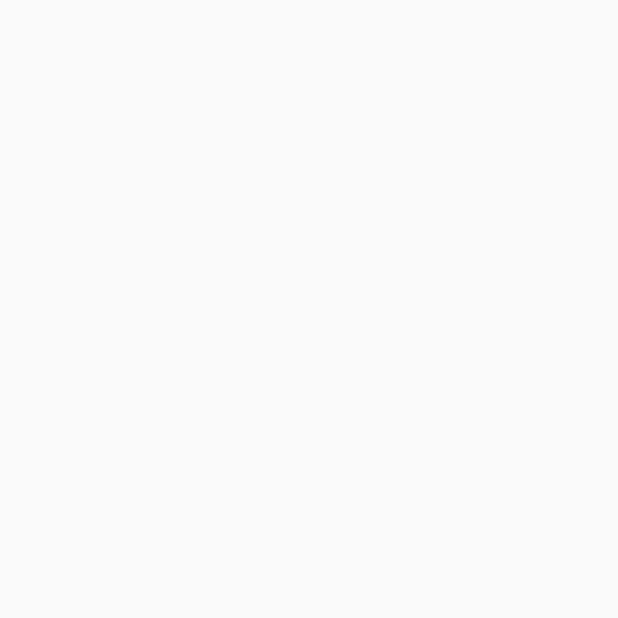
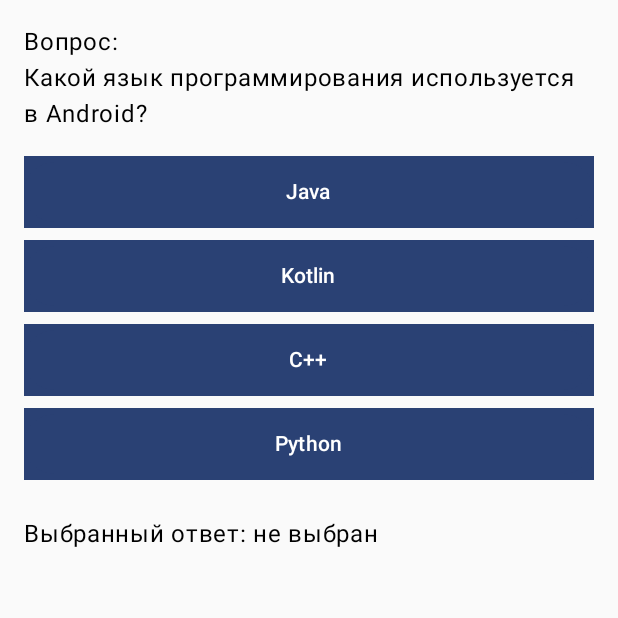
Before and after one commit to EasyAKS/TS, an Android app built with Jetpack Compose: the quiz_screen screen opened through its navigation route, on a phone screen of 412 x 824 dp, the top half of it. Before the commit the part shown is empty. Run offline under Robolectric (Android 15) with nearby library versions, the phone set to English and light mode, and no system bars.

Commit message:
Added and routed QuizScreen

```diff
--- a/Mobile/app/src/main/java/com/denishrynkevich/easyaks/navigation/SetupNavHost.kt
+++ b/Mobile/app/src/main/java/com/denishrynkevich/easyaks/navigation/SetupNavHost.kt
@@ -5,6 +5,7 @@ import androidx.navigation.NavHostController
 import androidx.navigation.compose.NavHost
 import androidx.navigation.compose.composable
 import com.denishrynkevich.easyaks.screens.MainScreen
+import com.denishrynkevich.easyaks.screens.QuizScreen
 import com.denishrynkevich.easyaks.screens.SplashScreen
 import com.denishrynkevich.easyaks.utils.Constants
 
@@ -25,10 +26,10 @@ fun SetupNavHost(navController: NavHostController) {
             SplashScreen(navController = navController)
         }
         composable(route = Screens.Main.route) {
-            MainScreen()
+            MainScreen(navController = navController)
         }
         composable(route = Screens.Quiz.route) {
-
+            QuizScreen(navController = navController)
         }
         composable(route = Screens.Results.route){
 
--- a/Mobile/app/src/main/java/com/denishrynkevich/easyaks/screens/MainScreen.kt
+++ b/Mobile/app/src/main/java/com/denishrynkevich/easyaks/screens/MainScreen.kt
@@ -1,17 +1,28 @@
 package com.denishrynkevich.easyaks.screens
 
+import androidx.compose.foundation.background
 import androidx.compose.foundation.layout.fillMaxSize
+import androidx.compose.foundation.layout.fillMaxWidth
+import androidx.compose.material3.Button
+import androidx.compose.material3.MaterialTheme
 import androidx.compose.material3.Surface
 import androidx.compose.material3.Text
 import androidx.compose.runtime.Composable
 import androidx.compose.ui.Modifier
+import androidx.compose.ui.graphics.Color
+import androidx.navigation.NavController
+import com.denishrynkevich.easyaks.navigation.Screens
+import kotlinx.coroutines.delay
 
 @Composable
-fun MainScreen() {
-    Surface (
+fun MainScreen(navController : NavController) {
+    Button(
+        onClick = { navController.navigate(Screens.Quiz.route) },
         modifier = Modifier
-            .fillMaxSize()
-    ){
-        Text(text = "Text")
+            .fillMaxWidth()
+            .background(MaterialTheme.colorScheme.primary)
+    ) {
+        Text("GO TRAIN!", color = Color.White)
     }
+
 }
--- /dev/null
+++ b/Mobile/app/src/main/java/com/denishrynkevich/easyaks/screens/QuizScreen.kt
@@ -0,0 +1,56 @@
+package com.denishrynkevich.easyaks.screens
+
+import androidx.compose.foundation.background
+import androidx.compose.foundation.layout.Column
+import androidx.compose.foundation.layout.Spacer
+import androidx.compose.foundation.layout.fillMaxSize
+import androidx.compose.foundation.layout.fillMaxWidth
+import androidx.compose.foundation.layout.height
+import androidx.compose.foundation.layout.padding
+import androidx.compose.material3.Button
+import androidx.compose.material3.MaterialTheme
+import androidx.compose.material3.Text
+import androidx.compose.runtime.Composable
+import androidx.compose.runtime.getValue
+import androidx.compose.runtime.mutableStateOf
+import androidx.compose.runtime.remember
+import androidx.compose.runtime.setValue
+import androidx.compose.ui.Modifier
+import androidx.compose.ui.graphics.Color
+import androidx.compose.ui.unit.dp
+import androidx.navigation.NavController
+
+@Composable
+fun QuizScreen(navController: NavController) {
+    // Здесь замените на реальные данные с сервера
+    val question = "Какой язык программирования используется в Android?"
+    val answers = listOf("Java", "Kotlin", "C++", "Python")
+
+    var selectedAnswer by remember { mutableStateOf<String?>(null) }
+
+    Column(
+        modifier = Modifier
+            .fillMaxSize()
+            .padding(16.dp)
+    ) {
+        Text("Вопрос:")
+        Text(question)
+        Spacer(modifier = Modifier.height(16.dp))
+
+        // Отображение вариантов ответов
+        answers.forEach { answer ->
+            Button(
+                onClick = { selectedAnswer = answer },
+                modifier = Modifier
+                    .fillMaxWidth()
+                    .background(MaterialTheme.colorScheme.primary)
+            ) {
+                Text(answer, color = Color.White)
+            }
+            Spacer(modifier = Modifier.height(8.dp))
+        }
+
+        Spacer(modifier = Modifier.height(16.dp))
+        Text("Выбранный ответ: ${selectedAnswer ?: "не выбран"}")
+    }
+}
```
